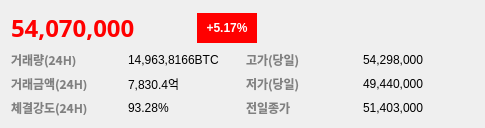
Above: overview.ui from SKYooon1/Cryptocurrency-HTS before the change. Below: the same form after it.
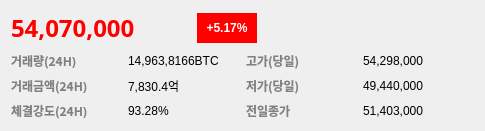
That is the form after the change.

Commit message: ui 적용, 가격 표기, 종료 문제 오류 수정

The edit to the form file:
```diff
--- a/overview.ui
+++ b/overview.ui
@@ -7,9 +7,21 @@
     <x>0</x>
     <y>0</y>
     <width>485</width>
-    <height>108</height>
+    <height>131</height>
    </rect>
   </property>
+  <property name="sizePolicy">
+   <sizepolicy hsizetype="Preferred" vsizetype="Preferred">
+    <horstretch>0</horstretch>
+    <verstretch>0</verstretch>
+   </sizepolicy>
+  </property>
+  <property name="minimumSize">
+   <size>
+    <width>0</width>
+    <height>100</height>
+   </size>
+  </property>
   <property name="windowTitle">
    <string>Form</string>
   </property>
@@ -90,6 +102,12 @@
     <layout class="QGridLayout" name="gridLayout">
      <item row="2" column="6">
       <widget class="QLabel" name="label_14">
+       <property name="minimumSize">
+        <size>
+         <width>0</width>
+         <height>15</height>
+        </size>
+       </property>
        <property name="text">
         <string>51,403,000</string>
        </property>
@@ -97,6 +115,12 @@
      </item>
      <item row="0" column="4">
       <widget class="QLabel" name="label_4">
+       <property name="minimumSize">
+        <size>
+         <width>0</width>
+         <height>15</height>
+        </size>
+       </property>
        <property name="text">
         <string>14,963,8166BTC</string>
        </property>
@@ -104,6 +128,12 @@
      </item>
      <item row="2" column="4">
       <widget class="QLabel" name="label_12">
+       <property name="minimumSize">
+        <size>
+         <width>0</width>
+         <height>15</height>
+        </size>
+       </property>
        <property name="text">
         <string>93.28%</string>
        </property>
@@ -111,6 +141,12 @@
      </item>
      <item row="0" column="3">
       <widget class="QLabel" name="label_3">
+       <property name="minimumSize">
+        <size>
+         <width>0</width>
+         <height>15</height>
+        </size>
+       </property>
        <property name="font">
         <font>
          <family>굴림체</family>
@@ -128,6 +164,12 @@
      </item>
      <item row="0" column="5">
       <widget class="QLabel" name="label_5">
+       <property name="minimumSize">
+        <size>
+         <width>0</width>
+         <height>15</height>
+        </size>
+       </property>
        <property name="font">
         <font>
          <family>굴림체</family>
@@ -145,6 +187,12 @@
      </item>
      <item row="0" column="6">
       <widget class="QLabel" name="label_6">
+       <property name="minimumSize">
+        <size>
+         <width>0</width>
+         <height>15</height>
+        </size>
+       </property>
        <property name="text">
         <string>54,298,000</string>
        </property>
@@ -152,6 +200,12 @@
      </item>
      <item row="1" column="6">
       <widget class="QLabel" name="label_10">
+       <property name="minimumSize">
+        <size>
+         <width>0</width>
+         <height>15</height>
+        </size>
+       </property>
        <property name="text">
         <string>49,440,000</string>
        </property>
@@ -159,6 +213,12 @@
      </item>
      <item row="1" column="3">
       <widget class="QLabel" name="label_7">
+       <property name="minimumSize">
+        <size>
+         <width>0</width>
+         <height>15</height>
+        </size>
+       </property>
        <property name="font">
         <font>
          <family>굴림체</family>
@@ -176,6 +236,12 @@
      </item>
      <item row="1" column="4">
       <widget class="QLabel" name="label_8">
+       <property name="minimumSize">
+        <size>
+         <width>0</width>
+         <height>15</height>
+        </size>
+       </property>
        <property name="text">
         <string>7,830.4억</string>
        </property>
@@ -183,6 +249,12 @@
      </item>
      <item row="1" column="5">
       <widget class="QLabel" name="label_9">
+       <property name="minimumSize">
+        <size>
+         <width>0</width>
+         <height>15</height>
+        </size>
+       </property>
        <property name="font">
         <font>
          <family>굴림체</family>
@@ -200,6 +272,12 @@
      </item>
      <item row="2" column="3">
       <widget class="QLabel" name="label_11">
+       <property name="minimumSize">
+        <size>
+         <width>0</width>
+         <height>15</height>
+        </size>
+       </property>
        <property name="font">
         <font>
          <family>굴림체</family>
@@ -217,6 +295,12 @@
      </item>
      <item row="2" column="5">
       <widget class="QLabel" name="label_13">
+       <property name="minimumSize">
+        <size>
+         <width>0</width>
+         <height>15</height>
+        </size>
+       </property>
        <property name="font">
         <font>
          <family>굴림체</family>
```
The commit also changes 5 other files.
